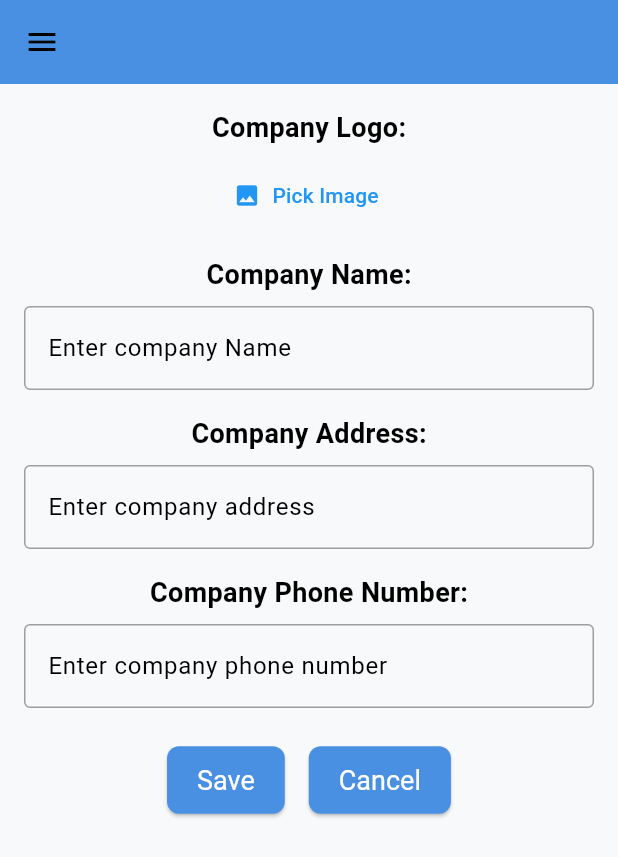
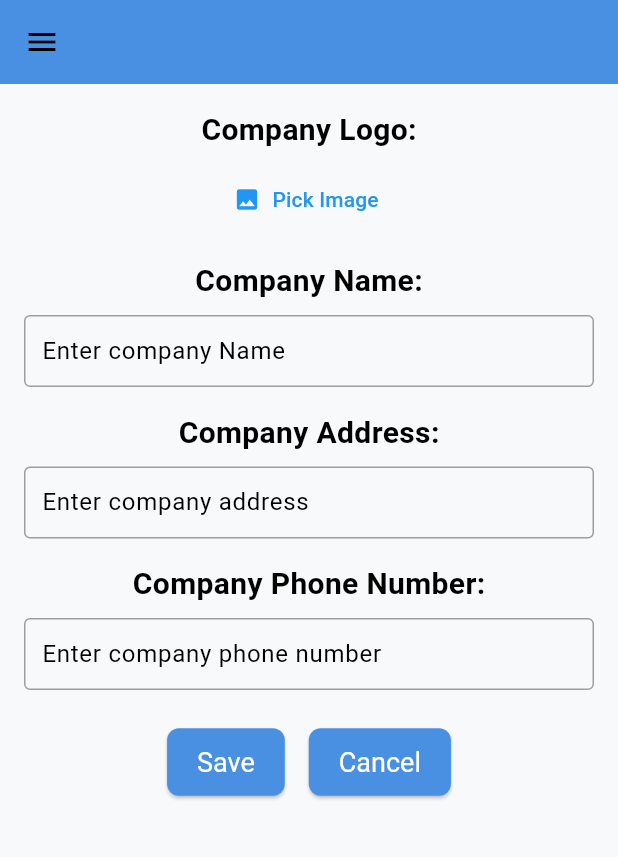
Before and after one commit to junaid8262/POS_desktop_frontend, a Flutter app: the BusinessInfoScreen screen opened by its route, on a phone screen of 412 x 824 dp. Shown: the top 857 px of the screen. Run offline on Flutter 3.47's test engine with Material 3 defaults, Android fonts, the phone set to English and light mode, and no system bars; our stand-ins replace csv, fl_chart, flutter_dotenv, flutter_staggered_animations, flutter_svg, flutter_typeahead and 5 more; missing offline and left inert: file_selector, process_run; accounts and stored records are empty; network calls fail.

Commit message:
Update UI for Image Solution, Dialog Colors, Overflow, and Business Info
- Added double image solution to the Item Page.
- Updated dialog colors across the application for a more consistent design.
- Fixed UI overflow issues on the Vendor Bill and Add/Edit Vendor Bill pages.
- Updated the Business Info UI by adjusting text box size and position for better layout.

```diff
--- a/lib/screens/Customer/edit_or_add_customer.dart
+++ b/lib/screens/Customer/edit_or_add_customer.dart
@@ -71,6 +71,7 @@ class _AddEditCustomerDialogState extends State<AddEditCustomerDialog> {
   @override
   Widget build(BuildContext context) {
     return Dialog(
+      backgroundColor: Color(0xFFF8F9FA),
       shape: RoundedRectangleBorder(
         borderRadius: BorderRadius.circular(10),
       ),
--- a/lib/screens/Vendor Bills/Vendor Bill Widgets/show_vendor_ bill_items.dart
+++ b/lib/screens/Vendor Bills/Vendor Bill Widgets/show_vendor_ bill_items.dart
@@ -14,7 +14,9 @@ class ShowVendorBillItems {
           borderRadius: BorderRadius.circular(15),
         ),
         titlePadding: EdgeInsets.zero,
-        title: Column(
+        title: Container(
+          width: MediaQuery.of(context).size.width * 0.8,
+          child: Column(
             children: [
               // Company Header
               Container(
@@ -94,6 +96,7 @@ class ShowVendorBillItems {
                 ),
               ),
             ],
+          ),
         ),
         content: SingleChildScrollView(
           child: Column(
--- a/lib/screens/Vendor Bills/vendor_bills.dart
+++ b/lib/screens/Vendor Bills/vendor_bills.dart
@@ -173,7 +173,7 @@ class _VendorBillsPageState extends State<VendorBillsPage> {
                   _optionTile(
                     icon: Icons.reply,
                     title: 'Add Vendor Return Bill',
-                    description: 'Record a return transaction for a vendor bill',
+                    description: 'Record return transaction for vendor bill',
                     color: Colors.red.shade600,
                     onTap: () {
                       Navigator.pop(context);
--- a/lib/screens/Vendor/edit_or_add_vendor.dart
+++ b/lib/screens/Vendor/edit_or_add_vendor.dart
@@ -75,6 +75,7 @@ class _AddEditVendorDialogState extends State<AddEditVendorDialog> {
   @override
   Widget build(BuildContext context) {
     return Dialog(
+      backgroundColor: Color(0xFFF8F9FA),
       shape: RoundedRectangleBorder(
         borderRadius: BorderRadius.circular(10),
       ),
--- a/lib/screens/business_info_screen.dart
+++ b/lib/screens/business_info_screen.dart
@@ -125,16 +125,17 @@ class _BusinessInfoScreenState extends State<BusinessInfoScreen> {
     return Scaffold(
       body: !_isEditing
           ? Center(child: CircularProgressIndicator()) // Show loading spinner while fetching
-          :Padding(
+          : Padding(
         padding: const EdgeInsets.all(16.0),
+        child: SingleChildScrollView(
           child: Center(
             child: Column(
               crossAxisAlignment: CrossAxisAlignment.center,
-            mainAxisAlignment: MainAxisAlignment.start,
+              mainAxisAlignment: MainAxisAlignment.center,
               children: [
                 Text(
                   'Company Logo:',
-                style: TextStyle(fontSize: 18, fontWeight: FontWeight.bold),
+                  style: TextStyle(fontSize: 20, fontWeight: FontWeight.bold),
                 ),
                 SizedBox(height: 8),
                 logoURL.isNotEmpty && _image == null
@@ -161,7 +162,6 @@ class _BusinessInfoScreenState extends State<BusinessInfoScreen> {
                 )
                     : Column(
                   children: [
-
                     TextButton.icon(
                       icon: Icon(Icons.image),
                       label: Text('Change Image'),
@@ -172,78 +172,101 @@ class _BusinessInfoScreenState extends State<BusinessInfoScreen> {
                 SizedBox(height: 16),
                 Text(
                   'Company Name:',
-                style: TextStyle(fontSize: 18, fontWeight: FontWeight.bold),
+                  style: TextStyle(fontSize: 20, fontWeight: FontWeight.bold),
                 ),
                 SizedBox(height: 8),
                 _isEditing
-                  ? TextField(
+                    ? SizedBox(
+                  width: 500,
+                  child: TextField(
                     controller: _nameController,
                     decoration: InputDecoration(
                       border: OutlineInputBorder(),
                       hintText: 'Enter company Name',
+                      contentPadding: EdgeInsets.symmetric(vertical: 8, horizontal: 8),
+                    ),
                   ),
                 )
-                  : TextField(
+                    : SizedBox(
+                  width: 500,
+                  child: TextField(
                     readOnly: true,
                     decoration: InputDecoration(
                       border: OutlineInputBorder(),
                       hintText: 'No Name available',
                       filled: true,
                       fillColor: Colors.grey[200],
+                      contentPadding: EdgeInsets.symmetric(vertical: 8, horizontal: 8),
                     ),
                     controller: TextEditingController(
                         text: _businessDetails?.companyName ?? 'No Name available'),
                   ),
+                ),
                 SizedBox(height: 16),
-
                 Text(
                   'Company Address:',
-                style: TextStyle(fontSize: 18, fontWeight: FontWeight.bold),
+                  style: TextStyle(fontSize: 20, fontWeight: FontWeight.bold),
                 ),
                 SizedBox(height: 8),
                 _isEditing
-                  ? TextField(
+                    ? SizedBox(
+                  width: 500,
+                  child: TextField(
                     controller: _addressController,
                     decoration: InputDecoration(
                       border: OutlineInputBorder(),
                       hintText: 'Enter company address',
+                      contentPadding: EdgeInsets.symmetric(vertical: 8, horizontal: 8),
+                    ),
                   ),
                 )
-                  : TextField(
+                    : SizedBox(
+                  width: 500,
+                  child: TextField(
                     readOnly: true,
                     decoration: InputDecoration(
                       border: OutlineInputBorder(),
                       hintText: 'No address available',
                       filled: true,
                       fillColor: Colors.grey[200],
+                      contentPadding: EdgeInsets.symmetric(vertical: 8, horizontal: 8),
                     ),
                     controller: TextEditingController(
                         text: _businessDetails?.companyAddress ?? 'No address available'),
                   ),
+                ),
                 SizedBox(height: 16),
                 Text(
                   'Company Phone Number:',
-                style: TextStyle(fontSize: 18, fontWeight: FontWeight.bold),
+                  style: TextStyle(fontSize: 20, fontWeight: FontWeight.bold),
                 ),
                 SizedBox(height: 8),
                 _isEditing
-                  ? TextField(
+                    ? SizedBox(
+                  width: 500,
+                  child: TextField(
                     controller: _phoneController,
                     decoration: InputDecoration(
                       border: OutlineInputBorder(),
                       hintText: 'Enter company phone number',
+                      contentPadding: EdgeInsets.symmetric(vertical: 8, horizontal: 8),
+                    ),
                   ),
                 )
-                  : TextField(
+                    : SizedBox(
+                  width: 500,
+                  child: TextField(
                     readOnly: true,
                     decoration: InputDecoration(
                       border: OutlineInputBorder(),
                       hintText: 'No phone number available',
                       filled: true,
                       fillColor: Colors.grey[200],
+                      contentPadding: EdgeInsets.symmetric(vertical: 8, horizontal: 8),
                     ),
                     controller: TextEditingController(
                         text: _businessDetails?.companyPhoneNo ?? 'No phone number available'),
+                  ),
                 ),
                 SizedBox(height: 24),
                 _isEditing
@@ -277,8 +300,10 @@ class _BusinessInfoScreenState extends State<BusinessInfoScreen> {
             ),
           ),
         ),
+      ),
     );
   }
+
 
   @override
   void dispose() {
```
Also changed, not shown: lib/screens/Customer Bills/edit_or_add_bill.dart (+12 -4 lines), lib/screens/Items/edit_or_add_item.dart (+3 -12 lines), lib/screens/Tour/tour_by_day_screen.dart (+46 -36 lines), lib/screens/Vendor Bills/edit_or_add_vendor_bill.dart (+9 -6 lines). Lines whose indentation alone changed are shown as unchanged.
